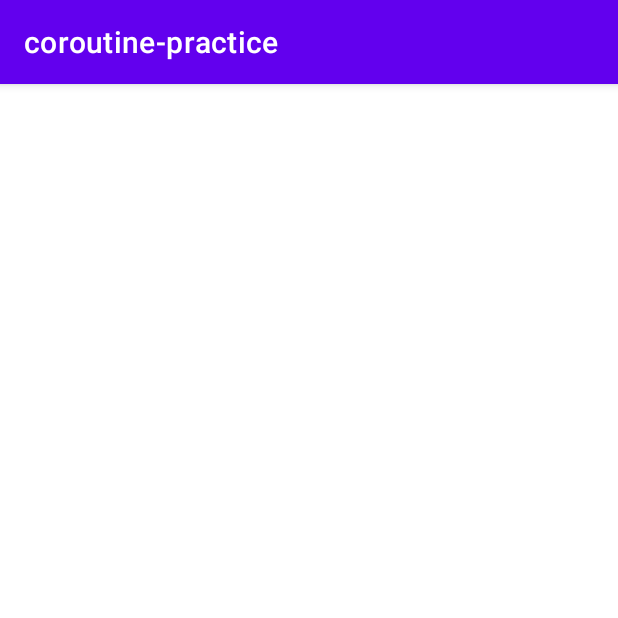
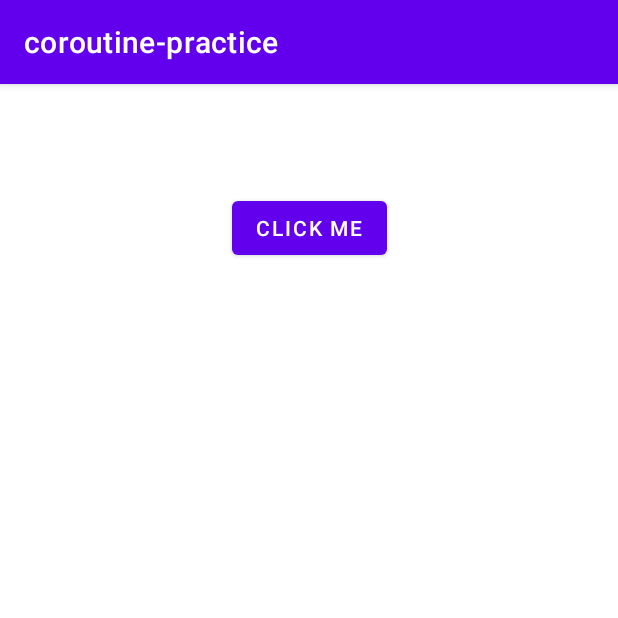
Before and after one commit to eoqkrskfk94/coroutine-practice, an Android app: the screen it shows after launch (MainActivity before the commit, CoroutinePracticeActivity2 after it), on a phone screen of 412 x 824 dp, the top half of it. Run offline under Robolectric (Android 15) with nearby library versions, the phone set to English and light mode, and no system bars.

```diff
--- /dev/null
+++ b/app/src/main/java/com/mobinity/coroutine_practice/CoroutinePracticeActivity2.kt
@@ -0,0 +1,82 @@
+package com.mobinity.coroutine_practice
+
+import androidx.appcompat.app.AppCompatActivity
+import android.os.Bundle
+import com.mobinity.coroutine_practice.databinding.ActivityCoroutinePractice2Binding
+import kotlinx.coroutines.*
+import kotlinx.coroutines.Dispatchers.IO
+
+/**
+ * Simple coroutine practice 2
+ * 1. network timeouts
+ */
+class CoroutinePracticeActivity2 : AppCompatActivity() {
+
+    private lateinit var binding: ActivityCoroutinePractice2Binding
+
+    val JOB_TIMEOUT = 1900L
+    private val RESULT_1 = "Result #1"
+    private val RESULT_2 = "Result #2"
+
+    override fun onCreate(savedInstanceState: Bundle?) {
+        super.onCreate(savedInstanceState)
+        binding = ActivityCoroutinePractice2Binding.inflate(layoutInflater)
+        setContentView(binding.root)
+
+        binding.button.setOnClickListener {
+            setNewText("Click!")
+
+            CoroutineScope(IO).launch {
+                fakeApiRequest()
+            }
+        }
+
+    }
+
+    private suspend fun fakeApiRequest() {
+        withContext(IO) {
+
+            val job = withTimeoutOrNull(JOB_TIMEOUT) {
+                val result1 = getResult1FromApi() // wait until completion
+                setTextOnMainThread("Got $result1")
+
+                val result2 = getResult2FromApi() // wait until completion
+                setTextOnMainThread("Got $result2")
+            } // wait until completion
+
+            if (job == null) {
+                val cancelMessage = "Cancelling job... Job took longer than $JOB_TIMEOUT ms"
+                setTextOnMainThread(cancelMessage)
+            }
+        }
+    }
+
+    private fun setNewText(input: String) {
+        val newText = binding.text.text.toString() + "\n$input"
+        binding.text.text = newText
+    }
+
+    private suspend fun setTextOnMainThread(input: String) {
+        //switch context of coroutine
+        withContext(Dispatchers.Main) {
+            setNewText(input)
+        }
+    }
+
+
+    private suspend fun getResult1FromApi(): String {
+        logThread("gerResult1FromApi")
+        delay(1000)
+        return RESULT_1
+    }
+
+    private suspend fun getResult2FromApi(): String {
+        logThread("gerResult2FromApi")
+        delay(1000)
+        return RESULT_2
+    }
+
+    private fun logThread(methodName: String) {
+        println("debug: ${methodName}: ${Thread.currentThread().name}")
+    }
+}
--- a/app/src/main/res/layout/activity_main.xml
+++ b/app/src/main/res/layout/activity_coroutine_practice.xml
@@ -5,7 +5,7 @@
     xmlns:app="http://schemas.android.com/apk/res-auto"
     android:layout_width="match_parent"
     android:layout_height="match_parent"
-    tools:context=".MainActivity">
+    tools:context=".CoroutinePracticeActivity">
 
     <Button
         android:layout_width="wrap_content"
--- /dev/null
+++ b/app/src/main/res/layout/activity_coroutine_practice_2.xml
@@ -0,0 +1,32 @@
+<?xml version="1.0" encoding="utf-8"?>
+<androidx.constraintlayout.widget.ConstraintLayout
+    xmlns:android="http://schemas.android.com/apk/res/android"
+    xmlns:tools="http://schemas.android.com/tools"
+    xmlns:app="http://schemas.android.com/apk/res-auto"
+    android:layout_width="match_parent"
+    android:layout_height="match_parent"
+    tools:context=".CoroutinePracticeActivity">
+
+    <Button
+        android:layout_width="wrap_content"
+        android:layout_height="wrap_content"
+        android:text="Click me"
+        app:layout_constraintBottom_toBottomOf="parent"
+        app:layout_constraintLeft_toLeftOf="parent"
+        app:layout_constraintRight_toRightOf="parent"
+        app:layout_constraintTop_toTopOf="parent"
+        app:layout_constraintVertical_bias=".1"
+        android:id="@+id/button"
+        />
+
+    <TextView
+        android:layout_width="wrap_content"
+        android:layout_height="wrap_content"
+        app:layout_constraintBottom_toBottomOf="parent"
+        app:layout_constraintLeft_toLeftOf="parent"
+        app:layout_constraintRight_toRightOf="parent"
+        app:layout_constraintTop_toBottomOf="@+id/button"
+        android:id="@+id/text"
+        />
+
+</androidx.constraintlayout.widget.ConstraintLayout>
```
Also changed, not shown: app/src/main/AndroidManifest.xml (+7 -3 lines), app/src/main/java/com/mobinity/coroutine_practice/CoroutinePracticeActivity.kt (renamed from app/src/main/java/com/mobinity/coroutine_practice/MainActivity.kt, +11 -6 lines).
